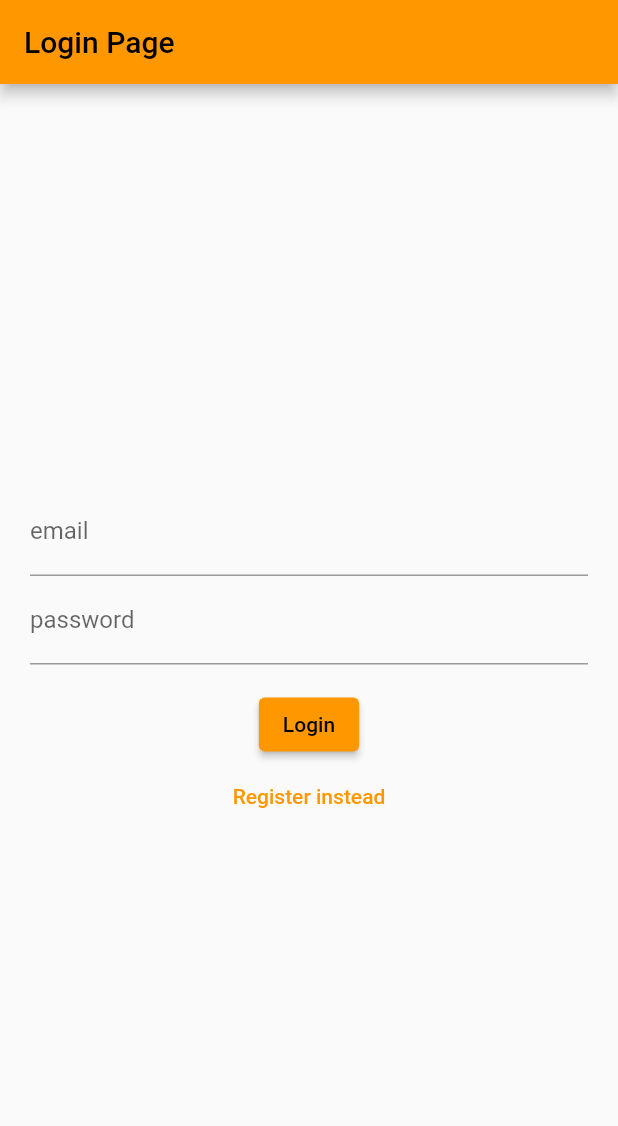
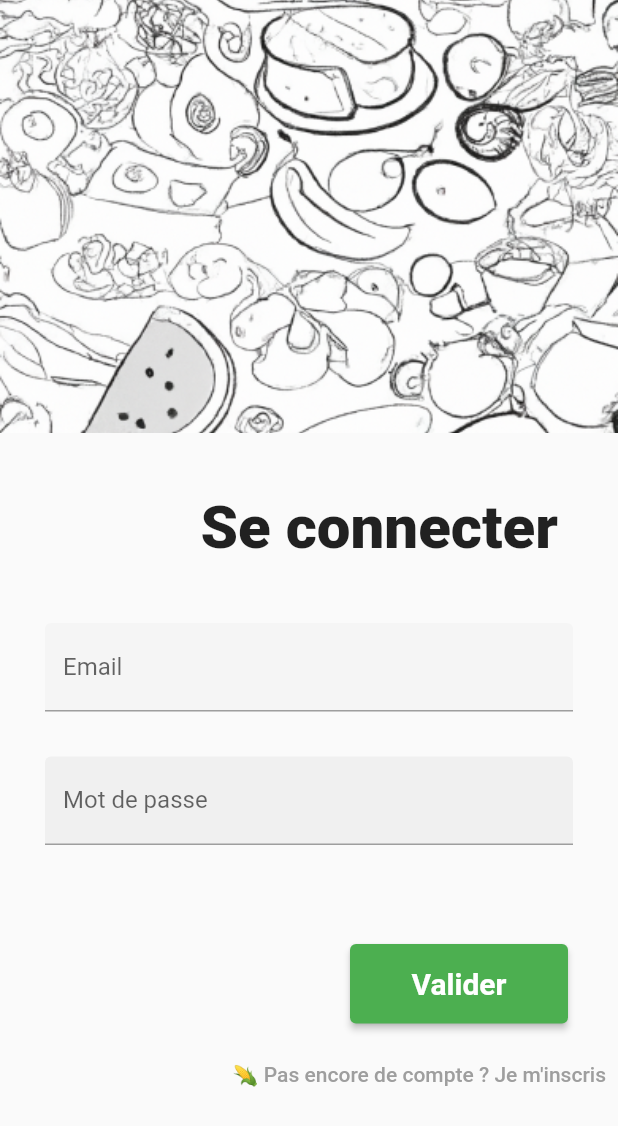
Before and after one commit to Harold-Gang/studeat, a Flutter app: the screen it shows after launch, on a phone screen of 412 x 824 dp. Shown: the top 1126 px of the screen. Run offline on Flutter 3.47's test engine with Material 2 defaults, Android fonts, the light colour scheme and no system bars; our stand-ins replace firebase_auth, firebase_core; accounts and stored records are empty.

Commit message:
ADD login/register style

```diff
--- a/lib/main.dart
+++ b/lib/main.dart
@@ -21,7 +21,7 @@ class MyApp extends StatelessWidget {
     return MaterialApp(
       home: const WidgetTree(),
       debugShowCheckedModeBanner: false,
-      theme: ThemeData(primarySwatch: Colors.orange),
+      theme: ThemeData(primarySwatch: Colors.green),
     );
   }
 }
--- a/lib/pages/login_register_page.dart
+++ b/lib/pages/login_register_page.dart
@@ -12,6 +12,7 @@ class LoginPage extends StatefulWidget {
 class _LoginPageState extends State<LoginPage> {
   String? errorMessage = '';
   bool isLogin = true;
+  bool passwordVisible = true;
 
   final TextEditingController _controllerEmail = TextEditingController();
   final TextEditingController _controllerPassword = TextEditingController();
@@ -44,48 +45,89 @@ class _LoginPageState extends State<LoginPage> {
 
   @override
   Widget build(BuildContext context) {
+
     return Scaffold(
-      appBar: AppBar(
-        title: const Text("Login Page"),
+      body: Column(
+        children: <Widget>[
+          Image.asset(
+            "images/login_image.png",
+            height: MediaQuery.of(context).size.height * 0.35,
+            width: MediaQuery.of(context).size.width,
+            fit: BoxFit.cover,
           ),
-      body: Container(
-        height: double.infinity,
-        width: double.infinity,
-        padding: const EdgeInsets.all(20),
+          Column(
+            children: [
+              const Padding(
+                padding: EdgeInsets.all(40),
+                child: Align(
+                  alignment: Alignment.centerRight,
+                  child: Text("Se connecter", style: TextStyle(fontWeight: FontWeight.w900, fontSize: 40)),
+                ),
+              ),
+              Container(
+                padding: const EdgeInsets.symmetric(horizontal: 30),
                 child: Column(
-          crossAxisAlignment: CrossAxisAlignment.center,
-          mainAxisAlignment: MainAxisAlignment.center,
-          children: <Widget> [
+                  children: [
                     TextField(
                       controller: _controllerEmail,
                       decoration: const InputDecoration(
-                labelText: "email"
+                        filled: true,
+                        fillColor: Color(0xfff5f5f5),
+                        labelText: "Email",
+                        enabledBorder: UnderlineInputBorder(
+                          borderSide: BorderSide(color: Colors.grey)
+                        )
                       ),
                     ),
-            TextField(
+                    Container(
+                      margin: const EdgeInsets.only(top: 30),
+                      child: TextField(
                         controller: _controllerPassword,
-              obscureText: true,
+                        obscureText: passwordVisible,
                         decoration: const InputDecoration(
-                labelText: "password"
+                          filled: true,
+                          fillColor: Color.fromARGB(255, 240, 240, 240),
+                          labelText: "Mot de passe",
+                          enabledBorder: UnderlineInputBorder(
+                            borderSide: BorderSide(color: Colors.grey)
+                          )
+                        ),
                       ),
                     ),
                     Text(errorMessage == '' ? '' : 'Humm ? $errorMessage'),
-            ElevatedButton(
+                  ],
+                ),
+              ),
+              Container(
+                margin: const EdgeInsets.only(left: 200, top: 50),
+                child: ElevatedButton(
                   onPressed: isLogin ? signInWithEmailAndPassword : createUserWithEmailAndPassword,
-              child: Text(isLogin ? 'Login' : 'Register')
+                  child: Padding(
+                    padding: const EdgeInsets.symmetric(horizontal: 25, vertical: 15),
+                    child: Text(isLogin ? 'Valider' : 'Register', style: const TextStyle(fontSize: 20, fontWeight: FontWeight.bold),),
                   ),
+                ),
+              ),
+              Container(
+                margin: const EdgeInsets.only(top: 10),
+                child:
                   TextButton(
                     onPressed: () {
                       setState(() {
                         isLogin = !isLogin;
                       });
                     },
-              child: Text(isLogin ? "Register instead" : "Login instead")
+                    child: Align(
+                      alignment: Alignment.centerRight,
+                      child: Text(isLogin ? "🌽 Pas encore de compte ? Je m'inscris" : "🌽 J'ai déjà un compte", style: const TextStyle(color: Colors.grey),),
+                    )
+                  )
+              )
+            ],
           )
         ],
       ),
+    );
 
-      ),
-    );
   }
 }
--- a/pubspec.yaml
+++ b/pubspec.yaml
@@ -61,9 +61,8 @@ flutter:
   uses-material-design: true
 
   # To add assets to your application, add an assets section, like this:
-  # assets:
-  #   - images/a_dot_burr.jpeg
-  #   - images/a_dot_ham.jpeg
+  assets:
+    - images/
 
   # An image asset can refer to one or more resolution-specific "variants", see
   # https://flutter.dev/assets-and-images/#resolution-aware
```
Also changed, not shown: images/login_image.png (added). Lines whose indentation alone changed are shown as unchanged.
